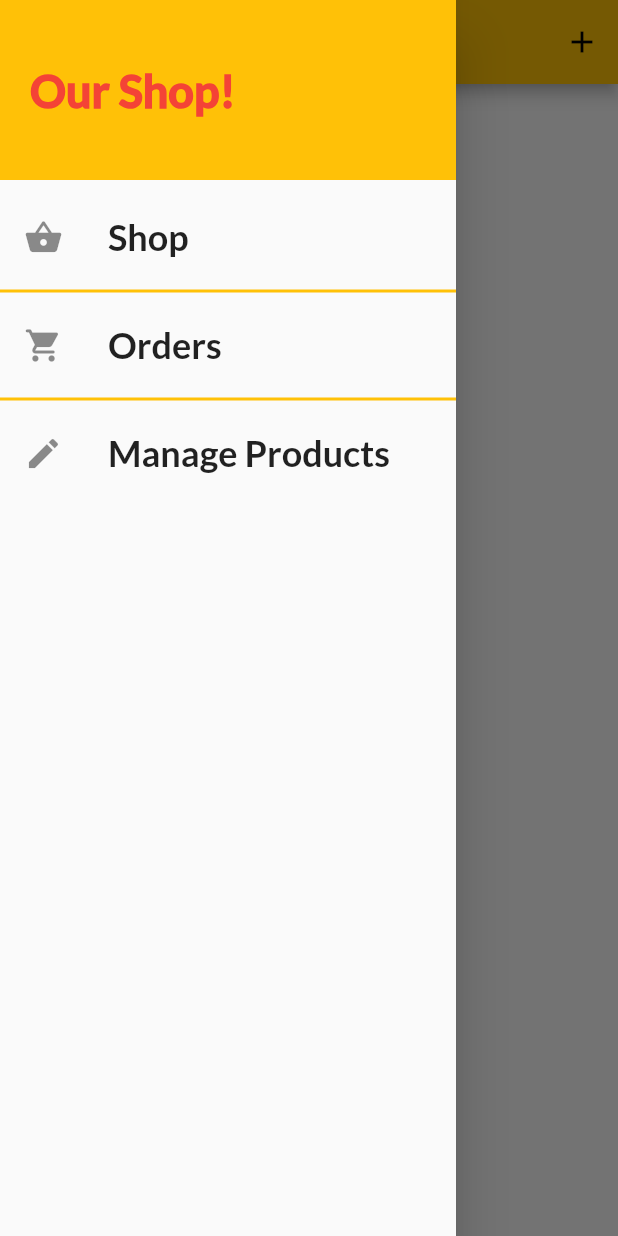
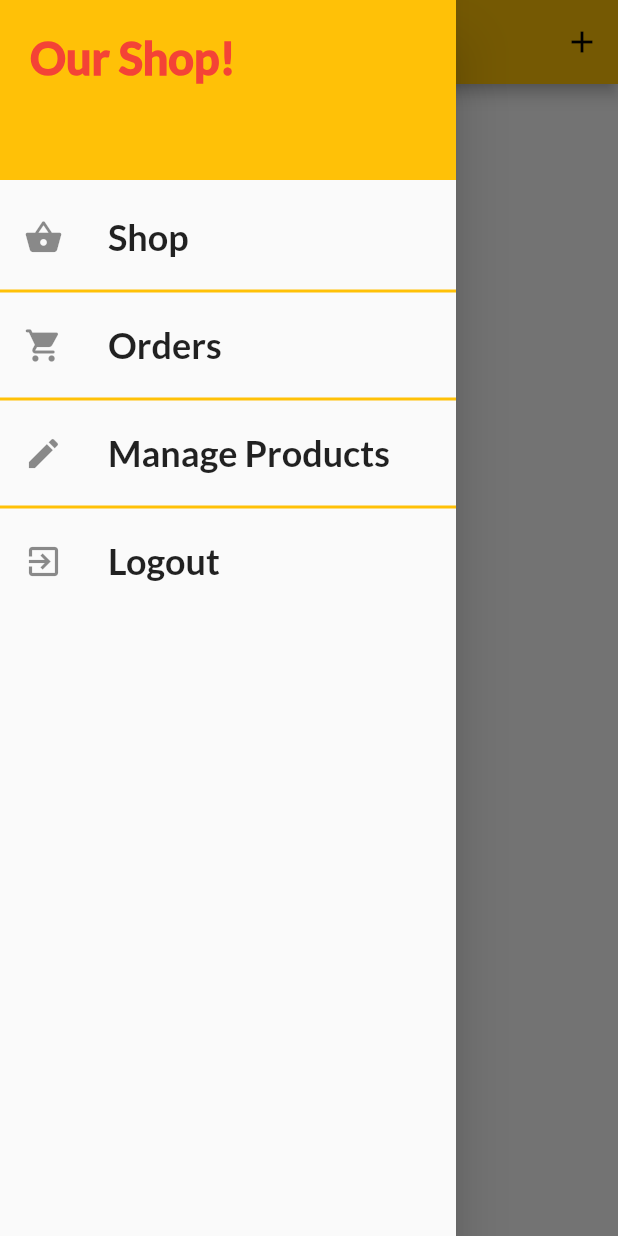
Before and after one commit to famousfishi/shopp, a Flutter app: the UserProductsScreen screen opened by its route, with the side drawer open, on a phone screen of 412 x 824 dp. Run offline on Flutter 3.47's test engine with Material 2 defaults, Android fonts, the phone set to English and light mode, and no system bars; our stand-ins replace shared_preferences; accounts and stored records are empty; network calls fail.

```diff
--- a/lib/providers/orders.dart
+++ b/lib/providers/orders.dart
@@ -13,10 +13,15 @@ class Orders with ChangeNotifier {
     return [..._orders];
   }
 
+  final String? authToken;
+  final String? userId;
+
+  Orders(this.authToken, this.userId, this._orders);
+
   Future<void> fetchOrders() async {
     final url = Uri.parse(
         //remove the appended base url to url constants file
-        'https://shopp-fishi-default-rtdb.firebaseio.com/orders.json');
+        'https://shopp-fishi-default-rtdb.firebaseio.com/orders/$userId.json?auth=$authToken');
 
     final response = await http.get(url);
     final List<OrderItem> loadedOrders = [];
@@ -46,7 +51,7 @@ class Orders with ChangeNotifier {
     final timeStamp = DateTime.now();
     final url = Uri.parse(
         //remove the appended base url to url constants file
-        'https://shopp-fishi-default-rtdb.firebaseio.com/orders.json');
+        'https://shopp-fishi-default-rtdb.firebaseio.com/orders/$userId.json?auth=$authToken');
 
     final response = await http.post(url,
         body: json.encode({
--- a/lib/screens/user_products_screen.dart
+++ b/lib/screens/user_products_screen.dart
@@ -10,12 +10,12 @@ class UserProductsScreen extends StatelessWidget {
   static const routeName = '/user-products';
 
   Future<void> refreshProducts(BuildContext context) async {
-    await Provider.of<Products>(context, listen: false).getProducts();
+    await Provider.of<Products>(context, listen: false).getProducts(true);
   }
 
   @override
   Widget build(BuildContext context) {
-    final productsData = Provider.of<Products>(context);
+    // final productsData = Provider.of<Products>(context);
 
     return Scaffold(
       appBar: AppBar(
@@ -30,9 +30,15 @@ class UserProductsScreen extends StatelessWidget {
       ),
       drawer: MainDrawer(), //
 
-      body: RefreshIndicator(
+      body: FutureBuilder(
+        future: refreshProducts(context),
+        builder: (context, snapshot) => snapshot.connectionState ==
+                ConnectionState.waiting
+            ? const Center(child: CircularProgressIndicator())
+            : RefreshIndicator(
                 onRefresh: () => refreshProducts(context),
-        child: Padding(
+                child: Consumer<Products>(
+                  builder: (context, productsData, _) => Padding(
                     padding: const EdgeInsets.all(10),
                     child: ListView.builder(
                         itemCount: productsData.items.length,
@@ -52,6 +58,8 @@ class UserProductsScreen extends StatelessWidget {
                         }),
                   ),
                 ),
+              ),
+      ),
     );
   }
 }
--- a/lib/widgets/main_drawer.dart
+++ b/lib/widgets/main_drawer.dart
@@ -1,4 +1,8 @@
 import 'package:flutter/material.dart';
+import 'package:provider/provider.dart';
+import 'package:shopp/providers/auth.dart';
+// import 'package:provider/provider.dart';
+// import 'package:shopp/providers/auth.dart';
 import 'package:shopp/screens/orders_screen.dart';
 import 'package:shopp/screens/user_products_screen.dart';
 
@@ -20,6 +24,7 @@ class MainDrawer extends StatelessWidget {
 
   @override
   Widget build(BuildContext context) {
+    // String? authData = Provider.of<Auth>(context).email;
     return Drawer(
       child: Column(
         children: [
@@ -36,12 +41,28 @@ class MainDrawer extends StatelessWidget {
               //     color: Colors.amberAccent,
               //     border: Border.all(color: Colors.black)),
               alignment: Alignment.centerLeft,
-            child: const Text(
+              child: Column(
+                // ignore: prefer_const_literals_to_create_immutables
+                children: [
+                  const Text(
                     'Our Shop!',
                     style: TextStyle(
-                  fontWeight: FontWeight.w900, fontSize: 30, color: Colors.red),
+                        fontWeight: FontWeight.w900,
+                        fontSize: 30,
+                        color: Colors.red),
                   ),
-          ),
+                  // SizedBox(
+                  //   width: double.infinity,
+                  //   child: Text(
+                  //     "Hello $authData",
+                  //     style: const TextStyle(
+                  //         fontWeight: FontWeight.w900,
+                  //         fontSize: 15,
+                  //         color: Colors.black),
+                  //   ),
+                  // ),
+                ],
+              )),
           const SizedBox(height: 10),
           // buildListTile('Meals', Icons.restaurant, () {
           //   Navigator.of(context).pushReplacementNamed('/');
@@ -64,6 +85,18 @@ class MainDrawer extends StatelessWidget {
             Navigator.of(context)
                 .pushReplacementNamed(UserProductsScreen.routeName);
           }),
+          const Divider(
+            thickness: 2.0,
+            color: Colors.amber,
+          ),
+          buildListTile('Logout', Icons.exit_to_app, () {
+            // Navigator.of(context)
+            //     .pushReplacementNamed(UserProductsScreen.routeName);
+            //close the drawer first
+            Navigator.of(context).pop();
+            Navigator.of(context).pushReplacementNamed('/');
+            Provider.of<Auth>(context, listen: false).logout();
+          }),
         ],
       ),
     );
--- a/pubspec.yaml
+++ b/pubspec.yaml
@@ -37,6 +37,7 @@ dependencies:
   provider: ^6.0.2
   intl: ^0.17.0
   http: ^0.13.4
+  shared_preferences: ^2.0.13
 
 dev_dependencies:
   flutter_test:
```
Also changed, not shown: lib/main.dart (+20 -6 lines), lib/providers/auth.dart (+75 -1 lines), lib/providers/product.dart (+3 -4 lines), lib/providers/products.dart (+19 -5 lines), lib/screens/auth_screen.dart (+13 -13 lines), lib/widgets/generic_scaffold.dart (+7 -5 lines), lib/widgets/products_item.dart (+35 -22 lines), pubspec.lock. Lines whose indentation alone changed are shown as unchanged.
